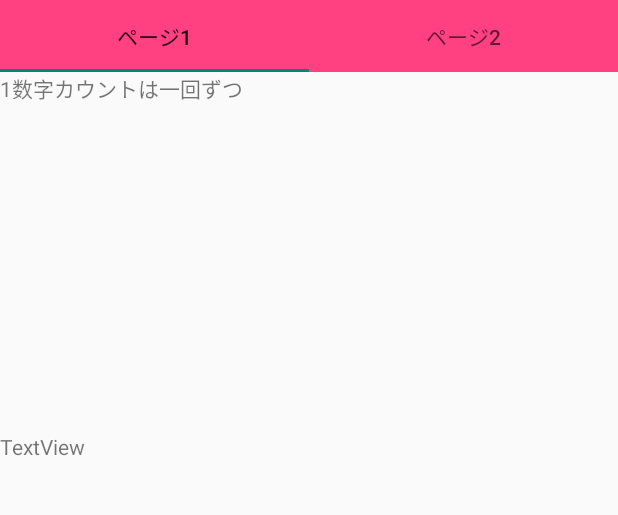
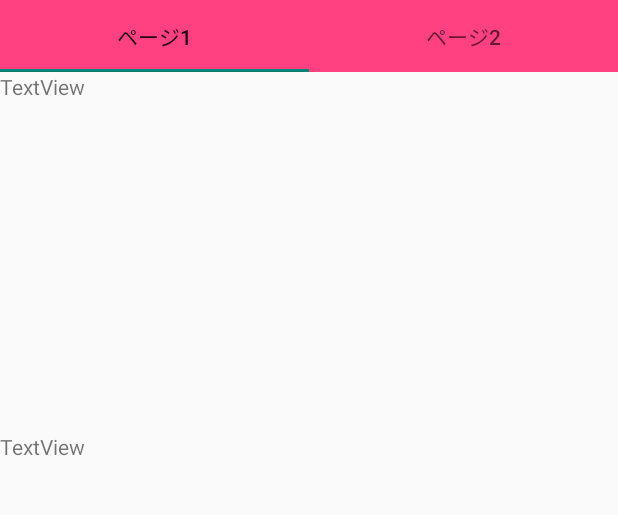
Before and after one commit to 024ppp/Test3_PageChange, an Android app: the screen it shows after launch (MainActivity), on a phone screen of 412 x 824 dp, the part 84-599 px from its top. Run offline under Robolectric (Android 15) with nearby library versions, the phone set to English and light mode, and no system bars.

Commit message:
事務所編集1

```diff
--- /dev/null
+++ b/app/src/main/java/com/example/administrator/test3_pagechange/Buttons.java
@@ -0,0 +1,37 @@
+package com.example.administrator.test3_pagechange;
+
+import android.view.View;
+import android.widget.Button;
+import android.widget.TextView;
+
+/**
+ * Created by Administrator on 2017/06/07.
+ */
+
+public class Buttons {
+    View view;
+    Button button;
+
+    public static Button createButton(View v, int id){
+        Button btn = null;
+        btn = (Button) v.findViewById(id);
+        return btn;
+    }
+/*
+    Buttons(View v, int position) {
+        this.view = v;
+        switch (position){
+            case 0:
+                button = (Button) view.findViewById(R.id.next_bt);
+                break;
+            case 1:
+                button = (Button) view.findViewById(R.id.back_bt);
+                break;
+        }
+    }
+    */
+
+    public void setText(String msg){
+        button.setText(msg);
+    }
+}
--- a/app/src/main/java/com/example/administrator/test3_pagechange/Controls.java
+++ /dev/null
@@ -1,46 +0,0 @@
-package com.example.administrator.test3_pagechange;
-
-import android.view.View;
-import android.widget.TextView;
-import android.widget.Toast;
-
-/**
- * Created by Administrator on 2017/06/07.
- */
-
-public class Controls {
-    TextView txt1, txt2;
-
-    Controls(View v, int position) {
-        /*
-        switch(v.getId()) {
-            case R.id.next_bt:
-                txt1 = (TextView) v.findViewById(R.id.txt1);
-                break;
-            case R.id.back_bt:
-                txt2 = (TextView) v.findViewById(R.id.txt2);
-                break;
-        }
-        */
-        switch (position){
-            case 1:
-                txt1 = (TextView) v.findViewById(R.id.txt1);
-                break;
-            case 2:
-                txt2 = (TextView) v.findViewById(R.id.txt2);
-                break;
-        }
-
-    }
-
-    public void setText(String msg, int position){
-        switch (position){
-            case 1:
-                txt1.setText(msg);
-                break;
-            case 2:
-                txt2.setText(msg);
-                break;
-        }
-    }
-}
--- /dev/null
+++ b/app/src/main/java/com/example/administrator/test3_pagechange/CreateViewControl.java
@@ -0,0 +1,16 @@
+package com.example.administrator.test3_pagechange;
+
+import android.view.View;
+import android.widget.Button;
+
+/**
+ * Created by Administrator on 2017/06/07.
+ */
+
+public class CreateViewControl {
+    public static View createControl(View v, int id) {
+        View view = null;
+        view = (View) v.findViewById(id);
+        return view;
+    }
+}
--- a/app/src/main/java/com/example/administrator/test3_pagechange/ExampleFragment.java
+++ b/app/src/main/java/com/example/administrator/test3_pagechange/ExampleFragment.java
@@ -6,7 +6,6 @@ import android.view.LayoutInflater;
 import android.view.View;
 import android.view.ViewGroup;
 import android.widget.Button;
-import android.widget.Switch;
 import android.widget.TextView;
 import android.widget.Toast;
 
@@ -15,10 +14,11 @@ import android.widget.Toast;
  */
 
 public class ExampleFragment extends Fragment implements View.OnClickListener {
-    private final static String POSITION = "background_color";
+    private final static String POSITION = "POSITION";
     int[] pages = { R.layout.activity0, R.layout.activity1};
     int cnt = 0;
-    Controls con1, con2;
+    TextView textView1, textView2;
+    Button button1;
 
     public static ExampleFragment newInstance(int position) {
         ExampleFragment frag = new ExampleFragment();
@@ -36,34 +36,29 @@ public class ExampleFragment extends Fragment implements View.OnClickListener {
     @Override
     public View onCreateView(LayoutInflater inflater, ViewGroup container,
                              Bundle savedInstanceState) {
-        int position = getArguments().getInt(POSITION);
-
         /*
         View view = inflater.inflate(R.layout.fragment_main, null);
         LinearLayout linearLayout = (LinearLayout) view.findViewById(R.id.fragment_main_linearlayout);
         linearLayout.setBackgroundResource(getArguments().getInt(BACKGROUND_COLOR));
         */
+        int position = getArguments().getInt(POSITION);
         View view = inflater.inflate(pages[position], null);
-        cnt++;
 
-        switch (position) {
+        switch(position) {
             case 0:
-                TextView textView1 = (TextView) view.findViewById(R.id.textView1);
-                textView1.setText(Integer.toString(cnt) + "数字カウントは一回ずつ");
-                Button btn1 = (Button) view.findViewById(R.id.next_bt);
-                btn1.setOnClickListener(this);
-
-                con1 = new Controls(view, 1);
+                textView1 = TextViews.createTextView(view, R.id.txt0);
+                textView2 = (TextView) CreateViewControl.createControl(view, R.id.textView1);
+                button1 = Buttons.createButton(view, R.id.next_bt);
                 break;
             case 1:
-                TextView textView2 = (TextView) view.findViewById(R.id.textView2);
-                textView2.setText(Integer.toString(cnt) + "らしい");
-                Button btn2 = (Button) view.findViewById(R.id.back_bt);
-                btn2.setOnClickListener(this);
-
-                con2 = new Controls(view, 2);
+                textView1 = TextViews.createTextView(view, R.id.txt1);
+                textView2 = (TextView) CreateViewControl.createControl(view, R.id.textView2);
+                button1 = Buttons.createButton(view, R.id.back_bt);
                 break;
         }
+
+        button1.setOnClickListener(this);
+
 
         return view;
     }
@@ -72,15 +67,15 @@ public class ExampleFragment extends Fragment implements View.OnClickListener {
     public void onClick(View v) {
         cnt++;
         String msg = Integer.toString(cnt) + "MSG";
+        textView1.setText(msg);
+        textView2.setText(msg);
 
         switch(v.getId()) {
             case R.id.next_bt:
                 Toast.makeText(getActivity().getApplicationContext(), "Hello", Toast.LENGTH_SHORT).show();
-                con1.setText(msg, 1);
                 break;
             case R.id.back_bt:
                 Toast.makeText(getActivity().getApplicationContext(), "World!", Toast.LENGTH_SHORT).show();
-                con2.setText(msg, 2);
                 break;
 
         }
--- /dev/null
+++ b/app/src/main/java/com/example/administrator/test3_pagechange/TextViews.java
@@ -0,0 +1,38 @@
+package com.example.administrator.test3_pagechange;
+
+import android.view.View;
+import android.widget.TextView;
+import android.widget.Toast;
+
+/**
+ * Created by Administrator on 2017/06/07.
+ */
+
+public class TextViews {
+    View view;
+    TextView textView;
+
+    public static TextView createTextView(View v, int id){
+        TextView txt = null;
+        txt = (TextView) v.findViewById(id);
+        return txt;
+    }
+/*
+    TextViews(View v, int position) {
+        this.view = v;
+        switch (position){
+            case 0:
+                textView = (TextView) view.findViewById(R.id.txt0);
+                break;
+            case 1:
+                textView = (TextView) view.findViewById(R.id.txt1);
+                break;
+        }
+
+    }
+
+    public void setText(String msg){
+       textView.setText(msg);
+    }
+    */
+}
--- a/app/src/main/res/layout/activity0.xml
+++ b/app/src/main/res/layout/activity0.xml
@@ -20,7 +20,7 @@
             android:layout_weight="1"
             android:text="TextView" />
         <TextView
-            android:id="@+id/txt1"
+            android:id="@+id/txt0"
             android:layout_width="match_parent"
             android:layout_height="match_parent"
             android:layout_weight="1"
--- a/app/src/main/res/layout/activity1.xml
+++ b/app/src/main/res/layout/activity1.xml
@@ -22,7 +22,7 @@
             tools:layout_editor_absoluteX="0dp"
             tools:layout_editor_absoluteY="67dp" />
         <TextView
-            android:id="@+id/txt2"
+            android:id="@+id/txt1"
             android:layout_width="match_parent"
             android:layout_height="match_parent"
             android:layout_weight="1"
```
